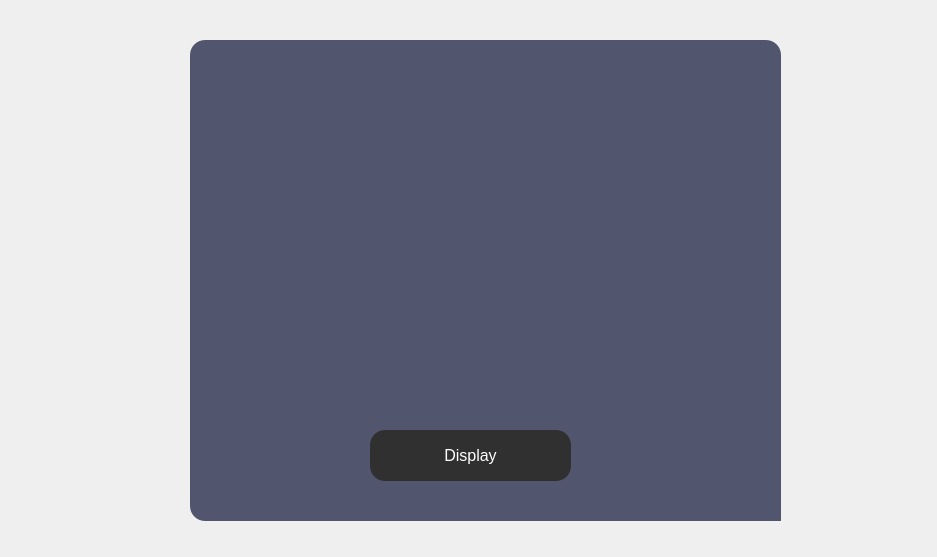
The window that consult.ui (SkanderLaouiti/Gestion-des-affaires-juridiques) describes before a commit, drawn with Qt 5.
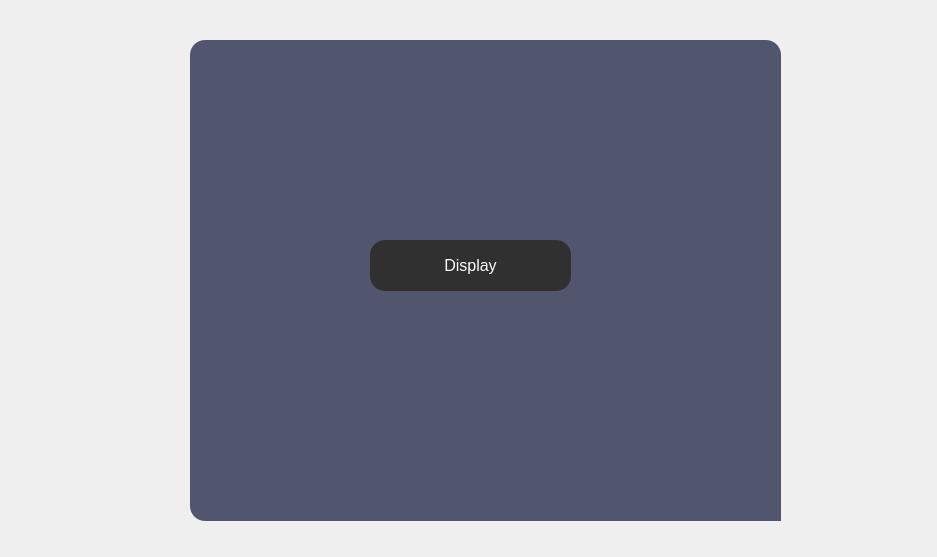
The same window after the commit. Icons and pictures are not drawn.

Patch:
```diff
--- a/consult.ui
+++ b/consult.ui
@@ -63,7 +63,7 @@
     <property name="geometry">
      <rect>
       <x>180</x>
-      <y>390</y>
+      <y>200</y>
       <width>201</width>
       <height>51</height>
      </rect>
```
